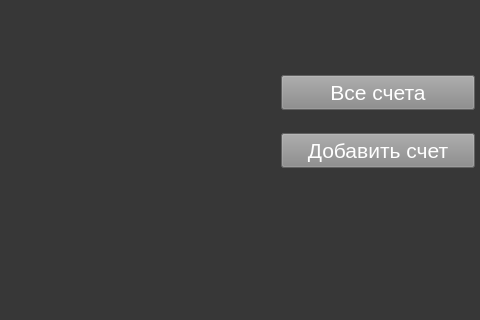
Old version of the form ui/main.ui in the repository Protocs/OkayMoney; both pictures show x 539 to 1019 and y 0 to 320 of the 1019 by 670 pixel window.
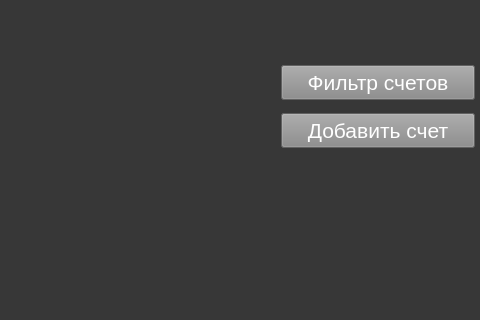
New version of the form.

Commit message: Добавил кнопку "Фильтр счетов"

```diff
--- a/ui/main.ui
+++ b/ui/main.ui
@@ -40,7 +40,7 @@
       <x>820</x>
       <y>50</y>
       <width>194</width>
-      <height>141</height>
+      <height>111</height>
      </rect>
     </property>
     <layout class="QVBoxLayout" name="bills_layout">
@@ -72,7 +72,7 @@
 </string>
        </property>
        <property name="text">
-        <string>Все счета</string>
+        <string>Фильтр счетов</string>
        </property>
       </widget>
      </item>
```
